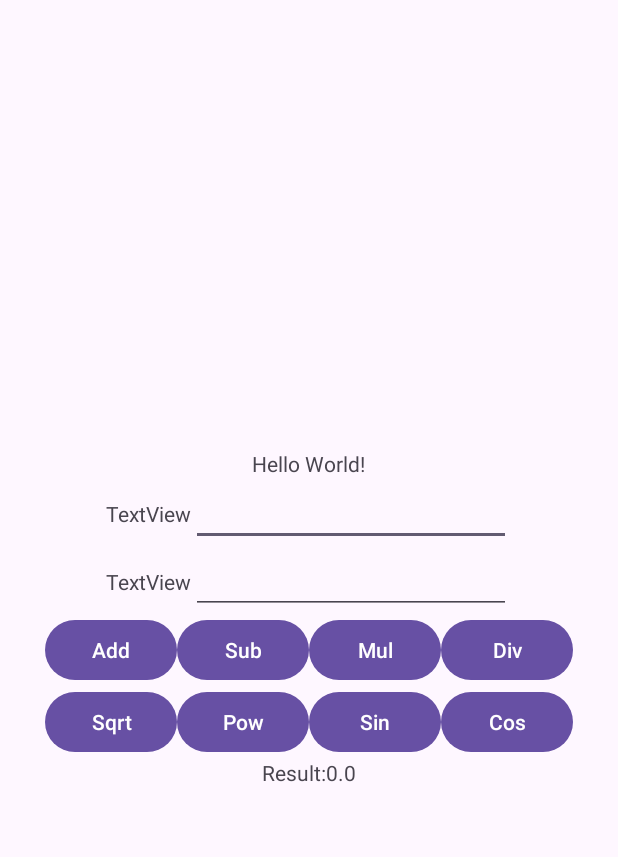
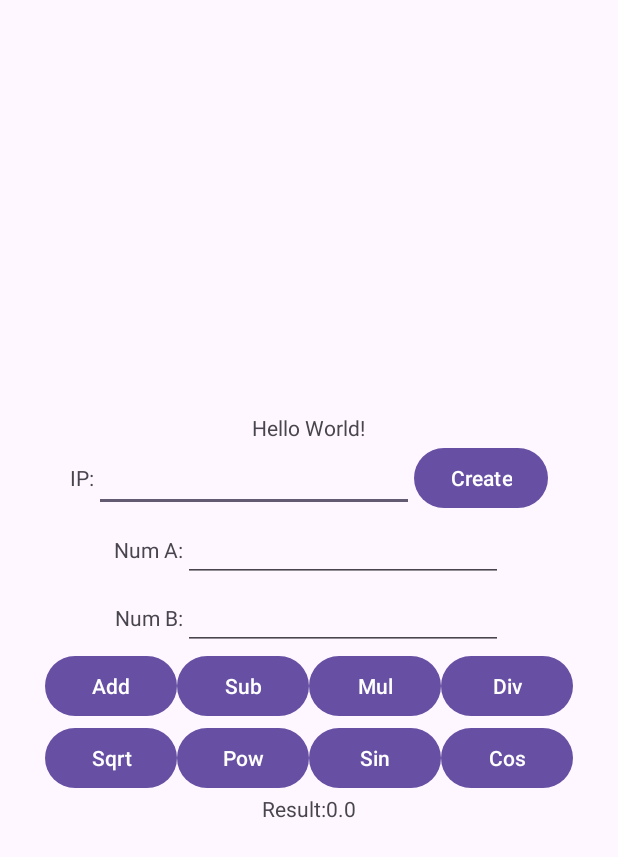
Before and after one commit to Amoro-rok/android-courses, an Android app: the screen it shows after launch (MainActivity), on a phone screen of 412 x 824 dp. Shown: the top 857 px of the screen. Run offline under Robolectric (Android 15) with nearby library versions, the light colour scheme and no system bars.

Commit message:
последние изменения в шестой и седьмой работах

```diff
--- a/Lab06SQlite/app/src/main/res/values/strings.xml
+++ b/Lab06SQlite/app/src/main/res/values/strings.xml
@@ -1,5 +1,5 @@
 <resources>
-    <string name="app_name">Lab 05 - SQLite</string>
+    <string name="app_name">Lab 06 - SQLite</string>
     <string name="key_txt">Key</string>
     <string name="val_txt">Value</string>
     <string name="ins_txt">INSERT</string>
--- a/Lab07APICalculator/app/src/main/java/coeait/g333/orlov/lab07apicalculator/MainActivity.java
+++ b/Lab07APICalculator/app/src/main/java/coeait/g333/orlov/lab07apicalculator/MainActivity.java
@@ -22,7 +22,7 @@ import java.io.IOException;
 
 public class MainActivity extends AppCompatActivity {
 
-    EditText edit_a, edit_b;
+    EditText edit_a, edit_b, edit_ip;
     TextView res_txt;
 
     Button btn_add, btn_sub, btn_mul, btn_div,
@@ -43,6 +43,7 @@ public class MainActivity extends AppCompatActivity {
 
         edit_a = findViewById(R.id.editNumA);
         edit_b = findViewById(R.id.editNumB);
+        edit_ip = findViewById(R.id.editip);
         res_txt = findViewById(R.id.txt_result);
         res_txt.setText(res_txt.getText()+"0.0");
 
@@ -58,15 +59,20 @@ public class MainActivity extends AppCompatActivity {
         StrictMode.ThreadPolicy policy = new StrictMode.ThreadPolicy.Builder().permitAll().build();
         StrictMode.setThreadPolicy(policy);
 
+
+    }
+
+
+    public void on_ip_update(View v)
+    {
+        String ip = edit_ip.getText().toString().trim();
         Retrofit retrofit = new Retrofit.Builder()
-                .baseUrl("http://10.37.164.173:1880/")
+                .baseUrl("http://" + ip + ":1880/")
                 .addConverterFactory(ScalarsConverterFactory.create())
                 .build();
 
         service = retrofit.create(CalculatorService.class);
     }
-
-
     public void on_btn_click(View v)
     {
         String a = edit_a.getText().toString();
--- a/Lab07APICalculator/app/src/main/res/layout/activity_main.xml
+++ b/Lab07APICalculator/app/src/main/res/layout/activity_main.xml
@@ -16,6 +16,35 @@
         tools:text="@string/dev" />
 
     <LinearLayout
+        android:layout_width="match_parent"
+        android:layout_height="wrap_content"
+        android:gravity="center"
+        android:orientation="horizontal">
+
+        <TextView
+            android:id="@+id/ip_title"
+            android:layout_width="wrap_content"
+            android:layout_height="wrap_content"
+            android:text="@string/ip_ttl" />
+
+        <EditText
+            android:id="@+id/editip"
+            android:layout_width="wrap_content"
+            android:layout_height="wrap_content"
+            android:ems="10"
+            android:inputType="text"
+            android:textAlignment="textEnd" />
+
+        <Button
+            android:id="@+id/create_service"
+            android:layout_width="wrap_content"
+            android:layout_height="wrap_content"
+            android:onClick="on_ip_update"
+            android:text="@string/ip_set_ttl" />
+
+    </LinearLayout>
+
+    <LinearLayout
         android:layout_width="wrap_content"
         android:layout_height="wrap_content"
         android:orientation="horizontal">
@@ -25,8 +54,7 @@
             android:layout_width="wrap_content"
             android:layout_height="wrap_content"
             android:layout_weight="1"
-            android:text="TextView"
-            tools:text="@string/txt_a" />
+            android:text="@string/txt_a" />
 
         <EditText
             android:id="@+id/editNumA"
@@ -34,7 +62,8 @@
             android:layout_height="wrap_content"
             android:layout_weight="1"
             android:ems="10"
-            android:inputType="text" />
+            android:inputType="text"
+            android:textAlignment="textEnd" />
 
     </LinearLayout>
 
@@ -49,8 +78,7 @@
             android:layout_width="wrap_content"
             android:layout_height="wrap_content"
             android:layout_weight="1"
-            android:text="TextView"
-            tools:text="@string/txt_b" />
+            android:text="@string/txt_b" />
 
         <EditText
             android:id="@+id/editNumB"
@@ -58,7 +86,8 @@
             android:layout_height="wrap_content"
             android:layout_weight="1"
             android:ems="10"
-            android:inputType="text" />
+            android:inputType="text"
+            android:textAlignment="textEnd" />
 
     </LinearLayout>
 
--- a/Lab07APICalculator/app/src/main/res/values/strings.xml
+++ b/Lab07APICalculator/app/src/main/res/values/strings.xml
@@ -12,4 +12,6 @@
     <string name="btn_cos">Cos</string>
     <string name="txt_res">Result:</string>
     <string name="dev">Орлов Роман 333</string>
+    <string name="ip_ttl">IP:</string>
+    <string name="ip_set_ttl">Create</string>
 </resources>
```
Also changed, not shown: Lab06SQlite/app/src/main/java/coeait/g333/orlov/lab06_sqlite/DB.java (+11 -0 lines), Lab06SQlite/app/src/main/java/coeait/g333/orlov/lab06_sqlite/MainActivity.java (+20 -0 lines), Lab06SQlite/app/src/main/res/layout/activity_main.xml (+8 -1 lines), 4 other files.
